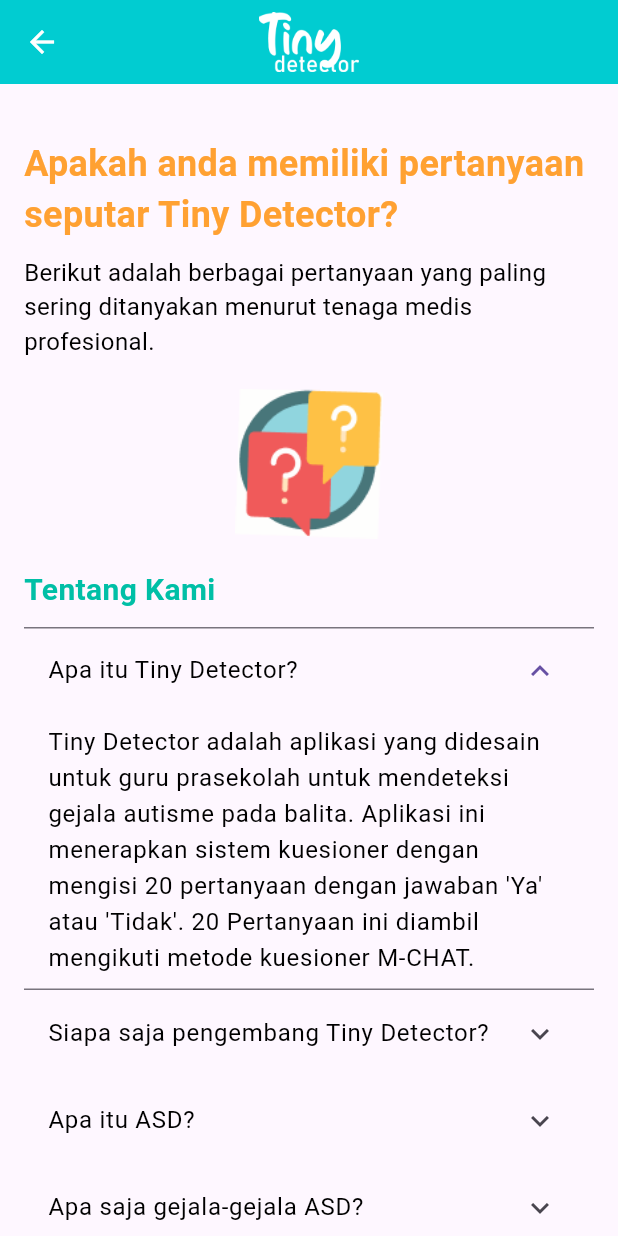
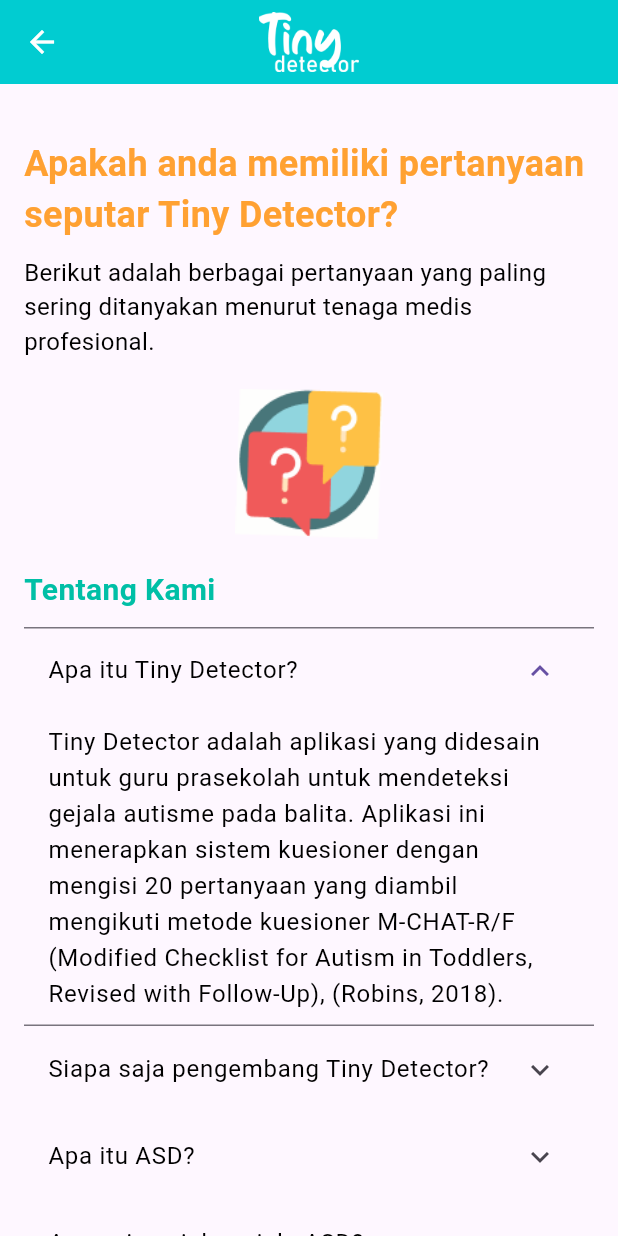
Before and after one commit to falthackel/tiny-detector, a Flutter app: the FAQPage screen opened directly, after a tap on "Apa itu Tiny Detector?", on a phone screen of 412 x 824 dp. Run offline on Flutter 3.47's test engine with Material 3 defaults, Android fonts, the phone set to English and light mode, and no system bars; our stand-ins replace flutter_secure_storage, jwt_decoder, material_design_icons_flutter; accounts and stored records are empty.

Commit message:
add more qna

```diff
--- a/front-end/lib/faq_page.dart
+++ b/front-end/lib/faq_page.dart
@@ -5,7 +5,7 @@ class FAQPage extends StatelessWidget {
   final List<Map<String, String>> faqItems = [
     {
       'question': 'Apa itu Tiny Detector?',
-      'answer': 'Tiny Detector adalah aplikasi yang didesain untuk guru prasekolah untuk mendeteksi gejala autisme pada balita. Aplikasi ini menerapkan sistem kuesioner dengan mengisi 20 pertanyaan dengan jawaban \'Ya\' atau \'Tidak\'. 20 Pertanyaan ini diambil mengikuti metode kuesioner M-CHAT.',
+      'answer': 'Tiny Detector adalah aplikasi yang didesain untuk guru prasekolah untuk mendeteksi gejala autisme pada balita. Aplikasi ini menerapkan sistem kuesioner dengan mengisi 20 pertanyaan yang diambil mengikuti metode kuesioner M-CHAT-R/F (Modified Checklist for Autism in Toddlers, Revised with Follow-Up), (Robins, 2018).',
     },
     {
       'question': 'Siapa saja pengembang Tiny Detector?',
@@ -22,6 +22,22 @@ class FAQPage extends StatelessWidget {
     {
       'question': 'Kapan gejala dan risiko ASD dapat muncul?',
       'answer': 'Gejala-gejala ASD dapat dikenali pada tahun kedua kehidupan, yaitu sekitar 12-24 bulan.',
+    },
+    {
+      'question': 'Bagaimana cara mengenali risiko ASD dengan menggunakan Tiny Detector?',
+      'answer': 'Silahkan Anda membuat penilaian baru melalui fitur \'Tes Penilaian\'. Setelah Anda mengisi profil balita yang ingin dinilai, Anda perlu menjawab sebanyak 20 pertanyaan dengan jawaban \'Ya\' atau \'Tidak\'. Setelah selesai, Anda akan mendapatkan hasilnya.',
+    },
+    {
+      'question': 'Apa yang harus dilakukan jika hasil menunjukkan "Indikasi Ringan"?',
+      'answer': 'jika anak lebih muda dari 24 bulan, lakukan skrining lagi setelah ulang tahun kedua. Tidak ada tindakan lanjutan yang diperlukan, kecuali balita mengindikasikan risiko ASD, (Robins, 2018).',
+    },
+    {
+      'question': 'Apa yang harus dilakukan jika hasil menunjukkan "Indikasi Sedang"?',
+      'answer': 'lakukan Follow-up (M-CHAT-R/F tahap kedua) untuk mendapat informasi tambahan tentang respons berisiko.\n\nSkrining positif jika skor M-CHAT-R/F 2 atau lebih. Tindakan yang diperlukan: adalah rujuk anak untuk evaluasi diagnostik dan evaluasi eligibilitas untuk intervensi awal.\n\nSkrining negatif jika skor M-CHATR/F 0-1. Tidak ada tindakan lanjutan yang diperlukan, kecuali surveilans untuk mengindikasikan risiko ASD. Anak harus diskrining ulang saat datang kembali, (Robins, 2018).',
+    },
+    {
+      'question': 'Apa yang harus dilakukan jika hasil menunjukkan "Indikasi Tinggi"?',
+      'answer': 'Follow-up dapat tidak dilakukan dan pasien dirujuk segera untuk evaluasi diagnostik dan evaluasi eligibilitas untuk intervensi awal, (Robins, 2018).',
     },
   ];
 
```
